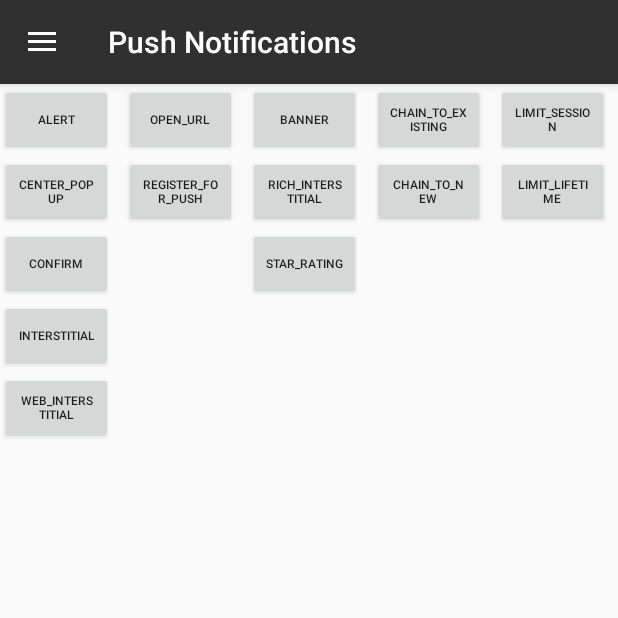
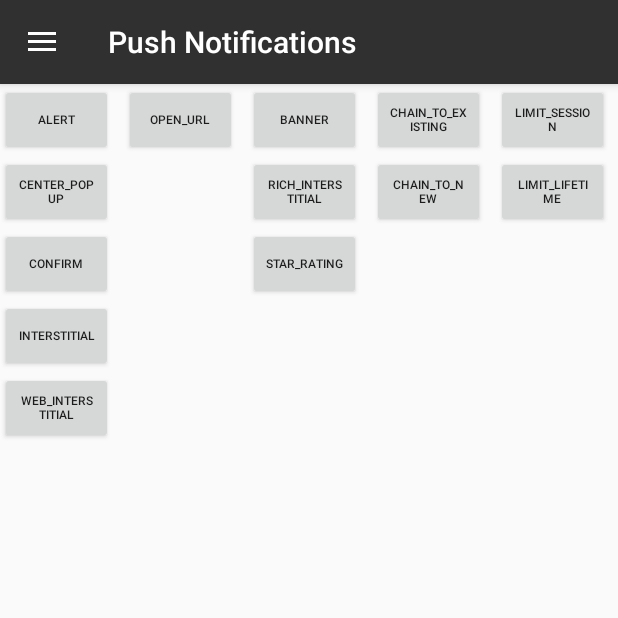
Before and after one commit to Leanplum/Leanplum-Android-SDK-Example, an Android app: the fragment TestingInAppFragment placed in its activity, on a phone screen of 412 x 824 dp, the top half of it. Run offline under Robolectric (Android 15) with nearby library versions, the phone set to English and light mode, and no system bars; 1 statement that could not run was skipped.

Commit message:
remvoe unused register for push

```diff
--- a/app/src/main/java/com/leanplum/android/example/fragments/TestingInAppFragment.java
+++ b/app/src/main/java/com/leanplum/android/example/fragments/TestingInAppFragment.java
@@ -81,14 +81,6 @@ public class TestingInAppFragment extends Fragment {
       }
     });
 
-    final Button register_for_push = root.findViewById(R.id.register_for_push);
-    register_for_push.setOnClickListener(new View.OnClickListener() {
-      @Override
-      public void onClick(View v) {
-        Leanplum.track("register_for_push");
-      }
-    });
-
     // RICH IN-APP TEMPLATES
 
     final Button banner = root.findViewById(R.id.banner);
--- a/app/src/main/res/layout/testing_inapp.xml
+++ b/app/src/main/res/layout/testing_inapp.xml
@@ -64,13 +64,6 @@
             android:text="open_url"
             android:textSize="8sp"/>
 
-        <Button
-            android:id="@+id/register_for_push"
-            android:layout_width="75dp"
-            android:layout_height="wrap_content"
-            android:enabled="true"
-            android:text="register_for_push"
-            android:textSize="8sp"/>
     </LinearLayout>
 
 
```
